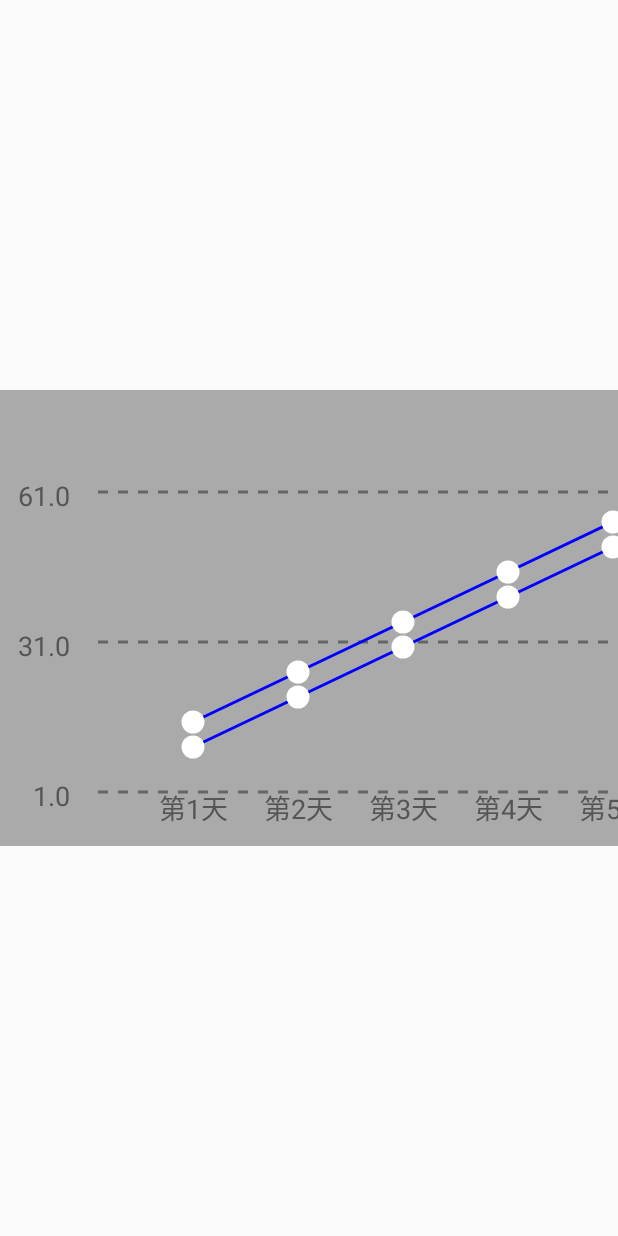
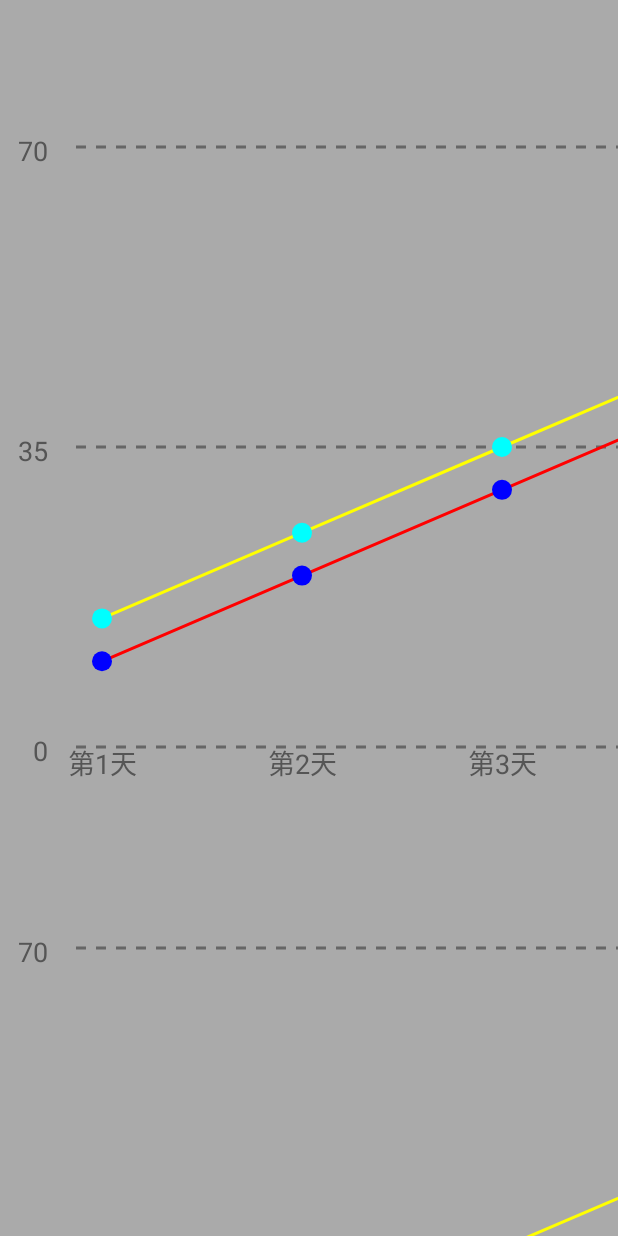
Before and after one commit to FrankHongS/LT-02, an Android app: the ChartActivity01 screen opened directly, with no data from a screen before it, on a phone screen of 412 x 824 dp. Run offline under Robolectric (Android 15) with nearby library versions, the phone set to English and light mode, and no system bars.

Commit message:
chart view(未完待续)

```diff
--- a/app/build.gradle
+++ b/app/build.gradle
@@ -56,4 +56,5 @@ dependencies {
     testImplementation 'junit:junit:4.12'
     androidTestImplementation 'androidx.test:runner:1.1.1'
     androidTestImplementation 'androidx.test.espresso:espresso-core:3.1.1'
+    implementation 'androidx.recyclerview:recyclerview:1.0.0'
 }
--- a/app/src/main/java/com/hon/librarytest02/chart/ChartActivity01.kt
+++ b/app/src/main/java/com/hon/librarytest02/chart/ChartActivity01.kt
@@ -1,9 +1,17 @@
 package com.hon.librarytest02.chart
 
 import android.os.Bundle
+import android.view.LayoutInflater
+import android.view.View
+import android.view.ViewGroup
 import androidx.appcompat.app.AppCompatActivity
+import androidx.recyclerview.widget.LinearLayoutManager
+import androidx.recyclerview.widget.RecyclerView
 import com.hon.librarytest02.R
+import com.hon.simplechartview.ChartEntity
+import com.hon.simplechartview.ChartView01
 import kotlinx.android.synthetic.main.activity_chart_01.*
+import kotlinx.android.synthetic.main.item_chart_01.*
 
 /**
  * Created by Frank Hon on 2019/4/14 9:12 PM.
@@ -11,16 +19,63 @@ import kotlinx.android.synthetic.main.activity_chart_01.*
  */
 class ChartActivity01:AppCompatActivity() {
 
-    private val dataList= listOf(
-            listOf(10f,20f,30f,40f,50f,60f,70f),
-            listOf(15f,25f,35f,45f,55f,60f)
-    )
+
 
     override fun onCreate(savedInstanceState: Bundle?) {
         super.onCreate(savedInstanceState)
         setContentView(R.layout.activity_chart_01)
 
-        testChartView01.setChartData(dataList)
+        initView()
+//        testChartView01.setChartData(dataList)
+    }
+
+    private fun initView(){
+        testRV.adapter=ChartAdapter()
+        testRV.layoutManager=LinearLayoutManager(this)
+    }
+
+    class ChartAdapter:RecyclerView.Adapter<RecyclerView.ViewHolder>(){
+
+        override fun onCreateViewHolder(parent: ViewGroup, viewType: Int): RecyclerView.ViewHolder {
+            val view=LayoutInflater.from(parent.context).inflate(R.layout.item_chart_01,parent,false)
+            return ChartViewHolder(view)
+        }
+
+        override fun getItemCount(): Int {
+            return 3
+        }
+
+        override fun onBindViewHolder(holder: RecyclerView.ViewHolder, position: Int) {
+            (holder as ChartViewHolder).bindView()
+        }
+
+    }
+
+    class ChartViewHolder(itemView: View) : RecyclerView.ViewHolder(itemView) {
+
+        private val dataList= listOf(
+                ChartEntity(
+                        listOf(10f,20f,30f,40f,50f,60f,70f,70f,70f,70f,70f,70f,80f),
+                        "#ff0000",
+                        "#0000ff"
+                ),
+                ChartEntity(
+                        listOf(15f,25f,35f,45f,55f,60f),
+                        "#ffff00",
+                        "#00ffff"
+                )
+        )
+
+        private val labelList= listOf(
+                "第1天","第2天","第3天","第4天","第5天","第6天","第7天","第8天"
+        )
+
+        private val chartView:ChartView01=itemView.findViewById(R.id.testChartView01)
+
+        fun bindView(){
+            chartView.setChartData(dataList,labelList)
+        }
+
     }
 
 }
--- a/app/src/main/res/layout/activity_chart_01.xml
+++ b/app/src/main/res/layout/activity_chart_01.xml
@@ -1,17 +1,17 @@
 <?xml version="1.0" encoding="utf-8"?>
-<androidx.constraintlayout.widget.ConstraintLayout xmlns:android="http://schemas.android.com/apk/res/android"
+<androidx.constraintlayout.widget.ConstraintLayout
+    xmlns:android="http://schemas.android.com/apk/res/android"
     xmlns:app="http://schemas.android.com/apk/res-auto"
+    xmlns:tools="http://schemas.android.com/tools"
     android:layout_width="match_parent"
-    android:layout_height="match_parent"
-    >
+    android:layout_height="match_parent">
 
-    <com.hon.simplechartview.ChartView01
-        android:id="@+id/testChartView01"
-        android:layout_width="wrap_content"
-        android:layout_height="wrap_content"
+    <androidx.recyclerview.widget.RecyclerView
+        android:id="@+id/testRV"
+        android:layout_width="0dp"
+        android:layout_height="0dp"
         app:layout_constraintBottom_toBottomOf="parent"
         app:layout_constraintEnd_toEndOf="parent"
         app:layout_constraintStart_toStartOf="parent"
         app:layout_constraintTop_toTopOf="parent" />
-
 </androidx.constraintlayout.widget.ConstraintLayout>
--- /dev/null
+++ b/app/src/main/res/layout/item_chart_01.xml
@@ -0,0 +1,20 @@
+<?xml version="1.0" encoding="utf-8"?>
+<androidx.constraintlayout.widget.ConstraintLayout xmlns:android="http://schemas.android.com/apk/res/android"
+    xmlns:app="http://schemas.android.com/apk/res-auto"
+    android:layout_width="match_parent"
+    android:layout_height="wrap_content"
+    >
+
+    <com.hon.simplechartview.ChartView01
+        android:id="@+id/testChartView01"
+        android:layout_width="wrap_content"
+        android:layout_height="wrap_content"
+        app:layout_constraintBottom_toBottomOf="parent"
+        app:layout_constraintEnd_toEndOf="parent"
+        app:layout_constraintStart_toStartOf="parent"
+        app:layout_constraintTop_toTopOf="parent"
+        android:background="#aaaaaa"
+        app:vertical_translate="0.3"
+        />
+
+</androidx.constraintlayout.widget.ConstraintLayout>
--- /dev/null
+++ b/simplechartview/src/main/java/com/hon/simplechartview/ChartEntity.java
@@ -0,0 +1,34 @@
+package com.hon.simplechartview;
+
+import java.util.List;
+
+/**
+ * Created by Frank_Hon on 4/18/2019.
+ * E-mail: v-shhong@microsoft.com
+ */
+public class ChartEntity {
+
+    private List<Float> dataList;
+
+    private String lineColor;
+
+    private String dotColor;
+
+    public ChartEntity(List<Float> dataList, String lineColor, String dotColor) {
+        this.dataList = dataList;
+        this.lineColor = lineColor;
+        this.dotColor = dotColor;
+    }
+
+    public List<Float> getDataList() {
+        return dataList;
+    }
+
+    public String getLineColor() {
+        return lineColor;
+    }
+
+    public String getDotColor() {
+        return dotColor;
+    }
+}
--- a/simplechartview/src/main/java/com/hon/simplechartview/ChartView01.java
+++ b/simplechartview/src/main/java/com/hon/simplechartview/ChartView01.java
@@ -3,17 +3,24 @@ package com.hon.simplechartview;
 import android.animation.ValueAnimator;
 import android.annotation.SuppressLint;
 import android.content.Context;
+import android.content.res.TypedArray;
 import android.graphics.Canvas;
 import android.graphics.Color;
 import android.graphics.DashPathEffect;
 import android.graphics.Paint;
 import android.graphics.Path;
 import android.graphics.PathMeasure;
+import android.text.TextUtils;
 import android.util.AttributeSet;
 import android.util.Log;
+import android.view.GestureDetector;
 import android.view.MotionEvent;
 import android.view.View;
+import android.view.ViewConfiguration;
 import android.view.animation.DecelerateInterpolator;
+import android.widget.OverScroller;
+import android.widget.Scroller;
+import android.widget.Toast;
 
 import java.util.ArrayList;
 import java.util.List;
@@ -26,30 +33,37 @@ import androidx.annotation.Nullable;
  */
 public class ChartView01 extends View {
 
-    private List<List<Float>> mChartData=null;
+    private static final int DEFAULT_STROKE_WIDTH=3;
 
-    private int mUnitYDistance=Util.dip2px(getContext(),100);// Y axis unit distance
-    private float mTranslateRatio=0.3f;
+    private List<ChartEntity> mChartEntityList;
 
-    private int mUnitXDistance=Util.dip2px(getContext(),70);// X axis unit distance
+    private List<List<Float>> mChartData=new ArrayList<>();
+    private List<String> mLineColorList=new ArrayList<>();
+    private List<String> mDotColorList=new ArrayList<>();
+    private List<String> mXAxisLabelList=new ArrayList<>();
+
+    private int mUnitXDistance;// X axis unit distance
+    private int mUnitYDistance;// Y axis unit distance
+    private float mTranslateRatio;// 折线图向上平移的距离占单位Y距离的百分比
+
 
     private Paint mXAxisPaint;
-    private Paint mDataCirclePaint;
-    private Paint mTextPaint;
-    private List<Paint> mDataLinePaintList;
+    private Paint mYLabelPaint;
+    private Paint mXLabelPaint;
+    private List<Paint> mDataLinePaintList=new ArrayList<>();
+    private List<Paint> mDotPaintList=new ArrayList<>();
 
     private int mXAxisStrokeWidth=3;
-    private int mDataCircleStrokeWidth=3;
-    private int mTextStrokeWidth=2;
     private int mDataLineStrokeWidth=3;
 
-    private int mYAxisTextSize=Util.sp2px(getContext(),18);// Y axis text size
+    private int mXLabelTextSize=Util.sp2px(getContext(),18);
+    private int mYLabelTextSize=Util.sp2px(getContext(),18);// Y axis text size
     private int mYAxisTextMargin=Util.dip2px(getContext(),12);
 
     private int mXAxisCount=3;// horizontal axis count
 
-    private final String[] texts;
-    private final float[] textsWidth;
+    private final String[] mYLabelArray;
+    private final float[] mYLabelWidthArray;
 
     private float[] mMaxAndMin;// data max and min;
 
@@ -68,8 +82,11 @@ public class ChartView01 extends View {
     private ValueAnimator mValueAnimator;
     private long duration = 2500;
 
-    private float mInitialX;
     private int mContentWidth;
+
+    private Scroller mScroller;
+
+    private int mMarginLeft;// 绘制第一个点距离左边界距离
 
     public ChartView01(Context context) {
         this(context,null);
@@ -84,10 +101,80 @@ public class ChartView01 extends View {
 
         setClickable(true);
 
+        initAttrs(attrs);
         initPaints();
 
-        texts=new String[mXAxisCount];
-        textsWidth=new float[mXAxisCount];
+        mYLabelArray=new String[mXAxisCount];
+        mYLabelWidthArray=new float[mXAxisCount];
+
+        mScroller=new Scroller(getContext());
+
+
+        final GestureDetector detector=new GestureDetector(getContext(),new GestureDetector.SimpleOnGestureListener(){
+            @Override
+            public boolean onDoubleTap(MotionEvent e) {
+                Toast.makeText(getContext(),"onDoubleTap",Toast.LENGTH_SHORT).show();
+                return super.onDoubleTap(e);
+            }
+
+            @Override
+            public boolean onFling(MotionEvent e1, MotionEvent e2, float velocityX, float velocityY) {
+                Log.d("ChartView1", "onFling: "+velocityX);
+                mScroller.fling(getScrollX(),0,-(int)velocityX,0,
+                        0, mContentWidth-getWidth(),
+                        0,0);
+                return true;
+            }
+
+            @Override
+            public boolean onScroll(MotionEvent e1, MotionEvent e2, float distanceX, float distanceY) {
+                Log.d("ChartView1", "onScroll: "+distanceX);
+
+                if(Math.abs(distanceX)>=Math.abs(distanceY)){
+                    getParent().requestDisallowInterceptTouchEvent(true);
+                }else {
+                    return false;
+                }
+
+                int distance= (int) distanceX;
+                if(-distance>getScrollX()){
+                    distance=-getScrollX();
+                }else if(distance+getScrollX()>mContentWidth-getWidth()){
+                    distance=mContentWidth-getWidth()-getScrollX();
+                }
+
+                scrollBy(distance,0);
+                return true;
+            }
+        });
+
+        setOnTouchListener(new OnTouchListener() {
+            @SuppressLint("ClickableViewAccessibility")
+            @Override
+            public boolean onTouch(View v, MotionEvent event) {
+                return detector.onTouchEvent(event);
+            }
+        });
+    }
+
+    private void initAttrs(AttributeSet attrs) {
+        final TypedArray a = getContext().obtainStyledAttributes(
+                attrs, R.styleable.ChartView);
+
+        mUnitXDistance=a.getDimensionPixelSize(R.styleable.ChartView_x_unit_distance,200);
+        mUnitYDistance=a.getDimensionPixelSize(R.styleable.ChartView_y_unit_distance,300);
+
+        mTranslateRatio=a.getFloat(R.styleable.ChartView_vertical_translate,0.4f);
+
+        a.recycle();
+    }
+
+    @Override
+    public void computeScroll() {
+        if(mScroller.computeScrollOffset()){
+            scrollTo(mScroller.getCurrX(),mScroller.getCurrY());
+            postInvalidate();
+        }
     }
 
     private void initPaints(){
@@ -99,20 +186,8 @@ public class ChartView01 extends View {
         mXAxisPaint.setStrokeWidth(mXAxisStrokeWidth);
         mXAxisPaint.setPathEffect(new DashPathEffect(new float[]{10,10},10));
 
-        mTextPaint = new Paint();
-        mTextPaint.setStyle(Paint.Style.FILL);
-        mTextPaint.setAntiAlias(true);
-        mTextPaint.setColor(Color.parseColor("#555555"));
-        mTextPaint.setDither(true);
-        mTextPaint.setStrokeWidth(mTextStrokeWidth);
-        mTextPaint.setTextSize(mYAxisTextSize);
-
-        mDataCirclePaint=new Paint();
-        mDataCirclePaint.setStyle(Paint.Style.FILL_AND_STROKE);
-        mDataCirclePaint.setAntiAlias(true);
-        mDataCirclePaint.setColor(Color.WHITE);
-        mDataCirclePaint.setDither(true);
-        mDataCirclePaint.setStrokeWidth(mDataCircleStrokeWidth);
+        mXLabelPaint=generateTextPaint("#555555",mXLabelTextSize);
+        mYLabelPaint=generateTextPaint("#555555",mYLabelTextSize);
 
     }
 
@@ -123,9 +198,9 @@ public class ChartView01 extends View {
         mLongestSize=Util.getLongestSize(mChartData);
         int width=MeasureSpec.getSize(widthMeasureSpec);
 
-        mContentWidth=mUnitXDistance*(mLongestSize+1)+mYAxisTextMargin*2+mMaxTextWidth;
+        mContentWidth=mUnitXDistance*mLongestSize+mMarginLeft;
         setMeasuredDimension(width,
-                (int) (mUnitYDistance*2+mUnitYDistance*mTranslateRatio+3*mYAxisTextSize+3*mDataPointRadius));
+                (int) (mUnitYDistance*2+mUnitYDistance*mTranslateRatio+3*mXLabelTextSize+3*mDataPointRadius));
     }
 
     @Override
@@ -136,7 +211,7 @@ public class ChartView01 extends View {
     @Override
     protected void onLayout(boolean changed, int left, int top, int right, int bottom) {
         super.onLayout(changed, left, top, right, bottom);
-        mOriginY=getHeight()-2*mYAxisTextSize;//在这里getHeight()可以获取到值，在initData()中不行 ? todo
+        mOriginY=getHeight()-2*mXLabelTextSize;//在这里getHeight()可以获取到值，在initData()中不行 ? todo
 
         initPath();
 
@@ -146,15 +221,14 @@ public class ChartView01 extends View {
     @Override
     protected void onDraw(Canvas canvas) {
 
-        if(mChartData==null)
+        if(mChartEntityList==null)
             return;
 
-        canvas.drawColor(Color.parseColor("#aaaaaa"));// background color
-
-        // X axis and Y axis value
+        // X axis and Y axis label
         for(int i=0;i<mXAxisCount;i++){
             float tempY=mOriginY-i*mUnitYDistance;
-            canvas.drawText(texts[i],mMaxTextWidth-textsWidth[i]+mYAxisTextMargin,tempY+mYAxisTextSize/2f,mTextPaint);
+            canvas.drawText(mYLabelArray[i],mMaxTextWidth-mYLabelWidthArray[i]+mYAxisTextMargin,tempY+mYLabelTextSize/2f,
+                    mYLabelPaint);
             canvas.drawPath(mXAxisPathList.get(i),mXAxisPaint);
         }
 
@@ -165,69 +239,48 @@ public class ChartView01 extends View {
         }
 
         // data point
-        for(List<Float> l:mChartData){
-            for(int j=0;j<l.size();j++){
-                canvas.drawCircle(mMaxTextWidth+mYAxisTextMargin*2+mUnitXDistance*(j+1),
-                        mOriginY-(l.get(j)-Float.valueOf(texts[0]))*mPerDataToPx,
+        for(int i=0;i<mChartData.size();i++){
+
+            List<Float> dataList=mChartData.get(i);
+            Paint dotPaint=mDotPaintList.get(i);
+
+            for(int j=0;j<dataList.size();j++){
+                canvas.drawCircle(mMarginLeft+mUnitXDistance*j,
+                        mOriginY-(dataList.get(j)-Float.valueOf(mYLabelArray[0]))*mPerDataToPx,
                         mDataPointRadius,
-                        mDataCirclePaint);
+                        dotPaint);
             }
         }
 
-        // X axis value
+        // X axis label
         for(int k=0;k<mLongestSize;k++){
-            String text=String.format("第%s天",String.valueOf(k+1));
-            float tempTextWidth=mTextPaint.measureText(text);
+            String text=k<mXAxisLabelList.size()?mXAxisLabelList.get(k):"";
+            float tempTextWidth=mXLabelPaint.measureText(text);
             canvas.drawText(text,
-                    mMaxTextWidth+mYAxisTextMargin*2+mUnitXDistance*(k+1)-tempTextWidth/2,
-                    getHeight()-mYAxisTextSize,
-                    mTextPaint);
+                    mMarginLeft+mUnitXDistance*k-tempTextWidth/2,
+                    getHeight()-mXLabelTextSize,
+                    mXLabelPaint);
         }
 
     }
 
-    @SuppressLint("ClickableViewAccessibility")
-    @Override
-    public boolean onTouchEvent(MotionEvent event) {
-
-        switch (event.getAction()){
-            case MotionEvent.ACTION_DOWN:
-                mInitialX=event.getRawX();
-                break;
-            case MotionEvent.ACTION_MOVE:
-                float moveX=event.getX();
-                int delta=(int) (mInitialX-moveX);
-                Log.d("ChartView", String.format("onTouchEvent: delta=%s,width=%d,contentWidth=%d"
-                        ,delta,getWidth(),mContentWidth));
-                if(delta<-getScrollX()){
-                    Log.d("ChartView", "left border");
-//                    delta=-getScrollX();
-                    scrollTo(0,0);
-                    break;
-                }else if(delta+getScrollX()>mContentWidth-getWidth()){
-                    Log.d("ChartView", "right border");
-//                    delta=mContentWidth-getWidth()-getScrollX();
-                    scrollTo(mContentWidth-getWidth(),0);
-                    break;
-                }
-                scrollBy(delta,0);
-                mInitialX=moveX;
-                break;
-
-        }
-
-        return super.onTouchEvent(event);
-    }
-
-    public void setChartData(List<List<Float>> chartData){
-        this.mChartData=chartData;
+    public void setChartData(List<ChartEntity> chartEntityList,List<String> labelList){
+        this.mChartEntityList=chartEntityList;
+        this.mXAxisLabelList=labelList;
 
         initData();
 
-        initDataLinePaints();
+        initDataPaints();
     }
 
     private void initData(){
+
+        for(ChartEntity entity:mChartEntityList){
+            mChartData.add(entity.getDataList());
+            mLineColorList.add(entity.getLineColor());
+            mDotColorList.add(entity.getDotColor());
+        }
+
         mMaxAndMin=Util.getMaxAndMin(mChartData);
 
         float delta=mMaxAndMin[0]-mMaxAndMin[1];
@@ -236,28 +289,37 @@ public class ChartView01 extends View {
         float maxTextWidth=0;
         for(int i=0;i<mXAxisCount;i++){
             float v=mMaxAndMin[1]-mTranslateRatio*unit+unit*i;
-            texts[i]=String.valueOf(Math.round(v*100)/100f);
-            float textWidth=mTextPaint.measureText(texts[i]);
-            textsWidth[i]=textWidth;
+            mYLabelArray[i]=String.valueOf(Math.round(v));
+            float textWidth=mYLabelPaint.measureText(mYLabelArray[i]);
+            mYLabelWidthArray[i]=textWidth;
             if(textWidth>maxTextWidth)
                 maxTextWidth=textWidth;
         }
 
         mMaxTextWidth= (int) (maxTextWidth+0.5f);
+        mMarginLeft=mMaxTextWidth+mYAxisTextMargin*4;
+
         mPerDataToPx=mUnitYDistance/unit;
     }
 
-    private void initDataLinePaints(){
-        mDataLinePaintList=new ArrayList<>();
-        for(List<Float> list:mChartData){
-            Paint dataLinePaint=new Paint();
-            dataLinePaint.setStyle(Paint.Style.STROKE);
-            dataLinePaint.setAntiAlias(true);
-            dataLinePaint.setColor(Color.BLUE);
-            dataLinePaint.setDither(true);
-            dataLinePaint.setStrokeWidth(mDataLineStrokeWidth);
+    private void initDataPaints(){
+        for(String colorStr:mLineColorList){
+            Paint dataLinePaint;
+            if(!TextUtils.isEmpty(colorStr))
+                dataLinePaint=generatePaint(colorStr,mDataLineStrokeWidth, Paint.Style.STROKE);
+            else
+                dataLinePaint=generatePaint("#0000ff",mDataLineStrokeWidth,Paint.Style.STROKE);
 
             mDataLinePaintList.add(dataLinePaint);
+        }
+
+        for(String dotColor:mDotColorList){
+            Paint dotPaint;
+            if (!TextUtils.isEmpty(dotColor))
+                dotPaint=generatePaint(dotColor,DEFAULT_STROKE_WIDTH, Paint.Style.FILL);
+            else
+                dotPaint=generatePaint("#000000",DEFAULT_STROKE_WIDTH, Paint.Style.FILL);
+            mDotPaintList.add(dotPaint);
         }
     }
 
@@ -265,15 +327,13 @@ public class ChartView01 extends View {
         mPathList=new ArrayList<>();
         mPathMeasureList=new ArrayList<>();
 
-        for(int m=0;m<mChartData.size();m++){
+        for(List<Float> list:mChartData){
             Path path=new Path();
-            path.reset();
-            List<Float> list=mChartData.get(m);
-            path.moveTo(mMaxTextWidth+mYAxisTextMargin*2+mUnitXDistance,
-                    mOriginY-(list.get(0)-Float.valueOf(texts[0]))*mPerDataToPx);
+            path.moveTo(mMarginLeft,
+                    mOriginY-(list.get(0)-Float.valueOf(mYLabelArray[0]))*mPerDataToPx);
             for(int n=0;n<list.size()-1;n++){
-                path.lineTo(mMaxTextWidth+mYAxisTextMargin*2+mUnitXDistance*(n+2),
-                        mOriginY-(list.get(n+1)-Float.valueOf(texts[0]))*mPerDataToPx);
+                path.lineTo(mMarginLeft+mUnitXDistance*(n+1),
+                        mOriginY-(list.get(n+1)-Float.valueOf(mYLabelArray[0]))*mPerDataToPx);
             }
 
             PathMeasure pathMeasure=new PathMeasure(path,false);
@@ -327,4 +387,29 @@ public class ChartView01 extends View {
 
         mValueAnimator.start();
     }
+
+    private Paint generatePaint(String colorStr,int strokeWidth,Paint.Style style){
+
+        Paint paint=new Paint();
+
+        paint.setStyle(style);
+        paint.setAntiAlias(true);
+        paint.setColor(Color.parseColor(colorStr));
+        paint.setDither(true);
+        paint.setStrokeWidth(strokeWidth);
+
+        return paint;
+    }
+
+    private Paint generateTextPaint(String colorStr,int textSize){
+        Paint paint = new Paint();
+        paint.setStyle(Paint.Style.FILL);
+        paint.setAntiAlias(true);
+        paint.setColor(Color.parseColor(colorStr));
+        paint.setDither(true);
+        paint.setStrokeWidth(DEFAULT_STROKE_WIDTH);
+        paint.setTextSize(textSize);
+
+        return paint;
+    }
 }
--- a/simplechartview/src/main/java/com/hon/simplechartview/Util.java
+++ b/simplechartview/src/main/java/com/hon/simplechartview/Util.java
@@ -23,11 +23,11 @@ public class Util {
         return new float[]{Collections.max(mergedList),Collections.min(mergedList)};
     }
 
-    public static int getLongestSize(List<List<Float>> dataLiist){
+    public static int getLongestSize(List<List<Float>> dataList){
 
         int longest=0;
 
-        for(List<Float> list:dataLiist){
+        for(List<Float> list:dataList){
             int size=list.size();
             if(size>longest)
                 longest=size;
```
Also changed, not shown: simplechartview/src/main/java/com/hon/simplechartview/ChartView.java (+21 -21 lines), simplechartview/src/main/res/values/attrs.xml (+7 -1 lines).
